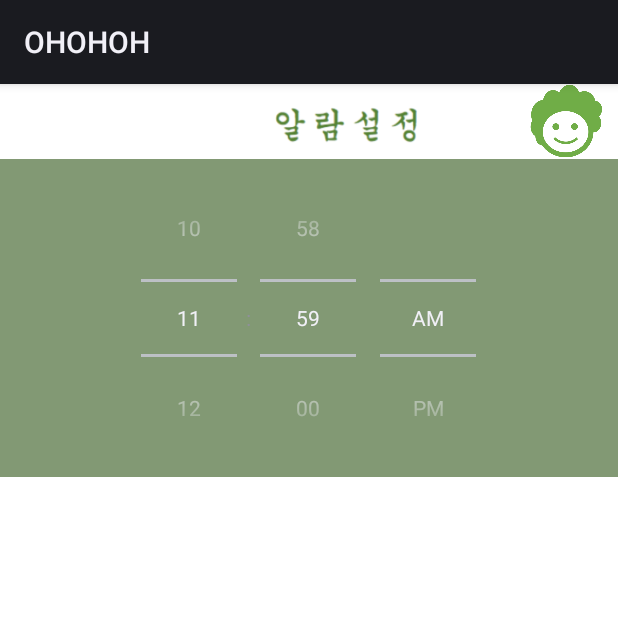
After one commit to jseohyun/OHOHOH, an Android app: the AddActivity screen opened directly, with no data from a screen before it, on a phone screen of 412 x 824 dp, the top half of it. The commit adds this screen. Run offline under Robolectric (Android 15) with nearby library versions, the phone set to English and light mode, and no system bars.

```diff
--- a/app/build.gradle
+++ b/app/build.gradle
@@ -3,6 +3,7 @@ apply plugin: 'com.android.application'
 android {
     compileSdkVersion 23
     buildToolsVersion "23.0.1"
+//    useLibrary 'org.apache.http.legacy'
     defaultConfig {
         applicationId "com.example.seohyun.ohohoh"
         minSdkVersion 17
@@ -23,4 +24,5 @@ android {
 dependencies {
     compile fileTree(dir: 'libs', include: ['*.jar'])
     compile 'com.android.support:appcompat-v7:23.0.1'
+    provided 'org.jbundle.util.osgi.wrapped:org.jbundle.util.osgi.wrapped.org.apache.http.client:4.1.2'
 }
--- a/app/src/main/AndroidManifest.xml
+++ b/app/src/main/AndroidManifest.xml
@@ -1,6 +1,8 @@
 <?xml version="1.0" encoding="utf-8"?>
 <manifest xmlns:android="http://schemas.android.com/apk/res/android"
     package="com.example.seohyun.ohohoh" >
+    <uses-permission android:name="android.permission.SET_TIME_ZONE" />
+    <uses-permission android:name="android.permission.INTERNET" />
 
     <application
         android:allowBackup="true"
@@ -18,6 +20,10 @@
             <category android:name="android.intent.category.LAUNCHER" />
         </intent-filter>
         </activity>
+
+        <activity android:name=".GameActivity"/>
+        <activity android:name=".AddActivity"/>
+
     </application>
 
 </manifest>
--- /dev/null
+++ b/app/src/main/java/com/example/seohyun/ohohoh/AddActivity.java
@@ -0,0 +1,123 @@
+package com.example.seohyun.ohohoh;
+
+import android.app.Activity;
+import android.app.AlarmManager;
+import android.app.PendingIntent;
+import android.content.Context;
+import android.content.Intent;
+import android.os.Bundle;
+import android.support.v7.app.AppCompatActivity;
+import android.util.Log;
+import android.view.View;
+import android.view.ViewDebug;
+import android.widget.Button;
+import android.widget.ImageButton;
+import android.widget.TimePicker;
+import android.widget.Toast;
+
+import java.io.File;
+import java.io.FileWriter;
+import java.io.IOException;
+import java.util.ArrayList;
+import java.util.Calendar;
+import java.util.GregorianCalendar;
+import java.util.TimeZone;
+
+/**
+ * Created by SeoHyun on 15. 11. 19..
+ */
+public class AddActivity extends Activity {
+    public static final int DEFAULT_ALARM_REQUEST = 800;
+
+    private TimePicker timePicker;
+    private ImageButton settingBtn;
+    private int hour;
+    private int min;
+    public String Hour;
+    public String Min;
+
+
+
+    private AlarmManager alarmManager;
+    GregorianCalendar currentCalendar = new GregorianCalendar(TimeZone.getTimeZone("GMT"));
+
+    protected void onCreate(Bundle savedInstanceState) {
+        super.onCreate(savedInstanceState);
+        setContentView(R.layout.add_alarm);
+        settingBtn = (ImageButton)findViewById(R.id.settingBtn);
+
+        timePicker = (TimePicker)findViewById(R.id.timePicker);
+        //Intent intent = getIntent();
+        alarmManager = (AlarmManager)getApplicationContext().getSystemService(Context.ALARM_SERVICE);
+        alarmManager.setTimeZone("GMT");
+        //Intent intent = new Intent(this,GameActivity.class);
+
+
+
+
+        timePicker.setOnTimeChangedListener(new TimePicker.OnTimeChangedListener(){
+            @Override
+            public void onTimeChanged(TimePicker view, int hourOfDay, int minute) {
+
+                hour = hourOfDay;
+                if(hour>12)
+                    Hour = String.format("%d",hourOfDay-12);
+                else
+                    Hour = String.format("%d",hourOfDay);
+                min = minute;
+                Min = String.format("%d",minute);
+                Log.d("Hour" , Hour);
+                Log.d("Min",Min);
+
+            }
+        });
+    }
+    //        m_arr.add(new AlarmData("PM","10",":","45","@drawable/on_button"));
+
+    public void mainActivity(View view){
+        ArrayList<AlarmData> list = AlarmList.getAlarmList();
+        String Day;
+        Intent intent = new Intent(this,MainActivity.class);
+        int reqCode = DEFAULT_ALARM_REQUEST+list.size();
+        GregorianCalendar gregorianCalendar = new GregorianCalendar(TimeZone.getTimeZone("GMT"));
+        int currentYY = currentCalendar.get(Calendar.YEAR);
+        int currentMM = currentCalendar.get(Calendar.MONTH);
+        int currentDD = currentCalendar.get(Calendar.DAY_OF_MONTH);
+
+
+        gregorianCalendar.set(currentYY, currentMM, currentDD, hour, min,00);
+
+        if(gregorianCalendar.getTimeInMillis() < currentCalendar.getTimeInMillis()){
+            gregorianCalendar.set(currentYY, currentMM, currentDD+1, hour, min,00);
+            Log.i("TAG",gregorianCalendar.getTimeInMillis()+":");
+        }
+
+
+
+
+        if(hour>=12)
+            Day = "PM";
+        else
+            Day = "AM";
+        AlarmData alarmData = new AlarmData(Day, Hour,":",Min,"@drawable/on_button");
+        alarmData.hour = hour;
+        alarmData.min = min;
+        alarmData.reqCode = reqCode;
+        list.add(alarmData);
+
+
+
+        //intent.putExtra("AlarmList",m_arr);
+        Intent gIntent = new Intent(this,GameActivity.class);
+
+        //intent.putExtra("reqCode", reqCode);
+
+        //Toast.makeText(mContext, "reqCode : " + reqCode, 0).show();
+        PendingIntent pi = PendingIntent.getActivity(this,reqCode, gIntent,PendingIntent.FLAG_UPDATE_CURRENT);
+        alarmManager.set(AlarmManager.RTC_WAKEUP, gregorianCalendar.getTimeInMillis() ,pi);
+        System.out.println(gregorianCalendar.getTimeInMillis());
+        finish();
+        startActivity(intent);
+
+    }
+}
--- /dev/null
+++ b/app/src/main/res/layout/add_alarm.xml
@@ -0,0 +1,46 @@
+<?xml version="1.0" encoding="utf-8"?>
+<LinearLayout xmlns:android="http://schemas.android.com/apk/res/android"
+    xmlns:tools="http://schemas.android.com/tools"
+    android:orientation="vertical"
+    android:layout_width="match_parent"
+    tools:context=".MainActivity"
+    android:layout_height="match_parent">
+
+    <RelativeLayout
+        android:layout_width="match_parent"
+        android:layout_height="match_parent"
+        android:background="#ffffff">
+        <ImageButton
+            android:layout_width="50dp"
+            android:layout_height="50dp"
+            android:id="@+id/settingBtn"
+            android:layout_alignParentTop="true"
+            android:layout_alignParentStart="false"
+            android:src="@drawable/settint_icon"
+            android:layout_alignParentEnd="true"
+            android:scaleType="centerInside"
+            android:background="#ffffff"
+            android:layout_marginRight="10dp"
+            android:nestedScrollingEnabled="false"
+            android:onClick="mainActivity" />
+
+        <ImageView
+            android:layout_width="wrap_content"
+            android:layout_height="wrap_content"
+            android:id="@+id/imageView2"
+            android:layout_alignBottom="@+id/settingBtn"
+            android:layout_toStartOf="@+id/settingBtn"
+            android:background="#ffffff"
+            android:src="@drawable/add_alarm" />
+
+        <TimePicker
+            android:layout_width="wrap_content"
+            android:layout_height="wrap_content"
+            android:id="@+id/timePicker"
+            android:timePickerMode="spinner"
+            android:layout_below="@+id/settingBtn"
+            android:background="#829974"
+            android:layout_alignParentEnd="true"
+            android:layout_alignParentStart="true" />
+    </RelativeLayout>
+</LinearLayout>
--- a/app/src/main/res/layout/list_item.xml
+++ b/app/src/main/res/layout/list_item.xml
@@ -19,7 +19,8 @@
             android:outlineProvider="bounds"
             android:nestedScrollingEnabled="true"
             android:background="#ffffff"
-            android:layout_gravity="center">
+            android:layout_gravity="center"
+            android:clickable="false">
 
             <TextView
                 android:layout_width="50dp"
```
Also changed, not shown: app/src/main/java/com/example/seohyun/ohohoh/AlarmList.java (added, +32 -0 lines), app/src/main/java/com/example/seohyun/ohohoh/GameActivity.java (added, +30 -0 lines), app/src/main/java/com/example/seohyun/ohohoh/List_Adapter.java (+51 -19 lines), app/src/main/java/com/example/seohyun/ohohoh/MainActivity.java (+54 -7 lines), app/src/main/java/com/example/seohyun/ohohoh/SHRequest.java (added, +128 -0 lines), app/src/main/java/com/example/seohyun/ohohoh/alarmData.java (+17 -4 lines), app/src/main/res/layout/activity_main.xml (+16 -2 lines), app/src/main/res/drawable/add_alarm.png (added), app/src/main/res/drawable/add_button.png, 2 other files.
